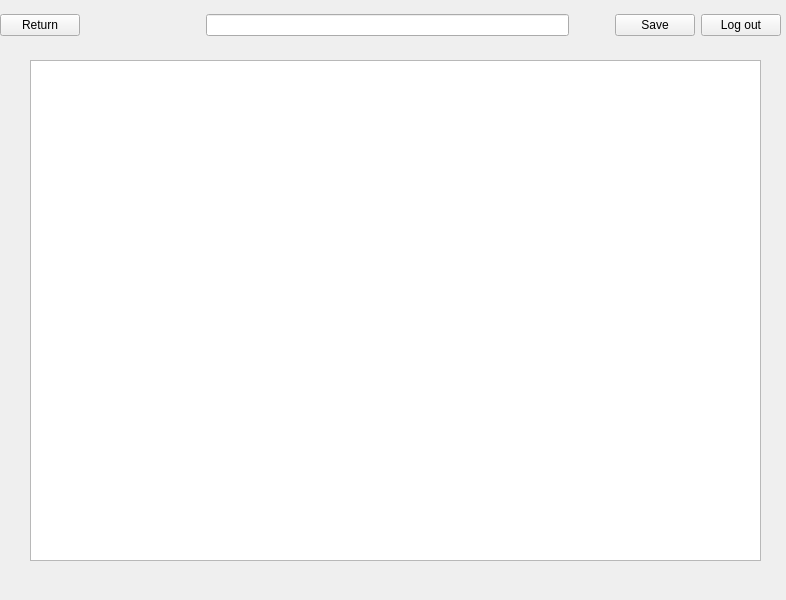
ssysek/slack, file uis/noteSinglePage.ui: the form before one commit.
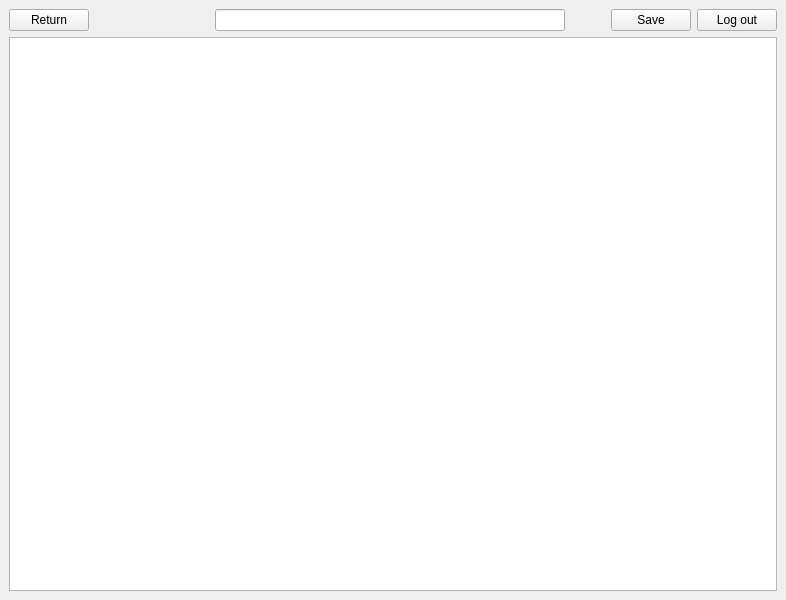
The form after the commit.

Diff of the .ui file:
```diff
--- a/uis/noteSinglePage.ui
+++ b/uis/noteSinglePage.ui
@@ -14,15 +14,8 @@
    <string>MainWindow</string>
   </property>
   <widget class="QWidget" name="centralwidget">
-   <widget class="QWidget" name="horizontalLayoutWidget">
-    <property name="geometry">
-     <rect>
-      <x>0</x>
-      <y>0</y>
-      <width>781</width>
-      <height>51</height>
-     </rect>
-    </property>
+   <layout class="QVBoxLayout" name="verticalLayout">
+    <item>
     <layout class="QHBoxLayout" name="horizontalLayout">
      <item>
       <widget class="QPushButton" name="pushButton_Return">
@@ -85,17 +78,11 @@
       </widget>
      </item>
     </layout>
-   </widget>
-   <widget class="QTextEdit" name="textEdit_text">
-    <property name="geometry">
-     <rect>
-      <x>30</x>
-      <y>60</y>
-      <width>731</width>
-      <height>501</height>
-     </rect>
-    </property>
-   </widget>
+    </item>
+    <item>
+     <widget class="QTextEdit" name="textEdit_text"/>
+    </item>
+   </layout>
   </widget>
  </widget>
  <resources/>
```
Lines whose indentation alone changed are shown as unchanged.
